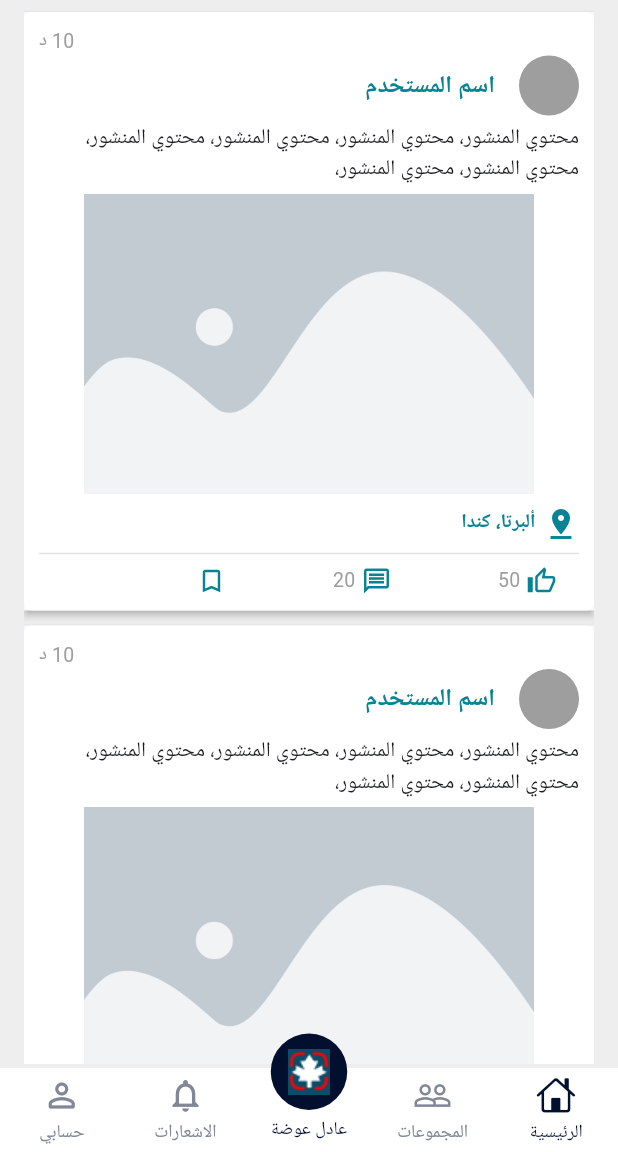
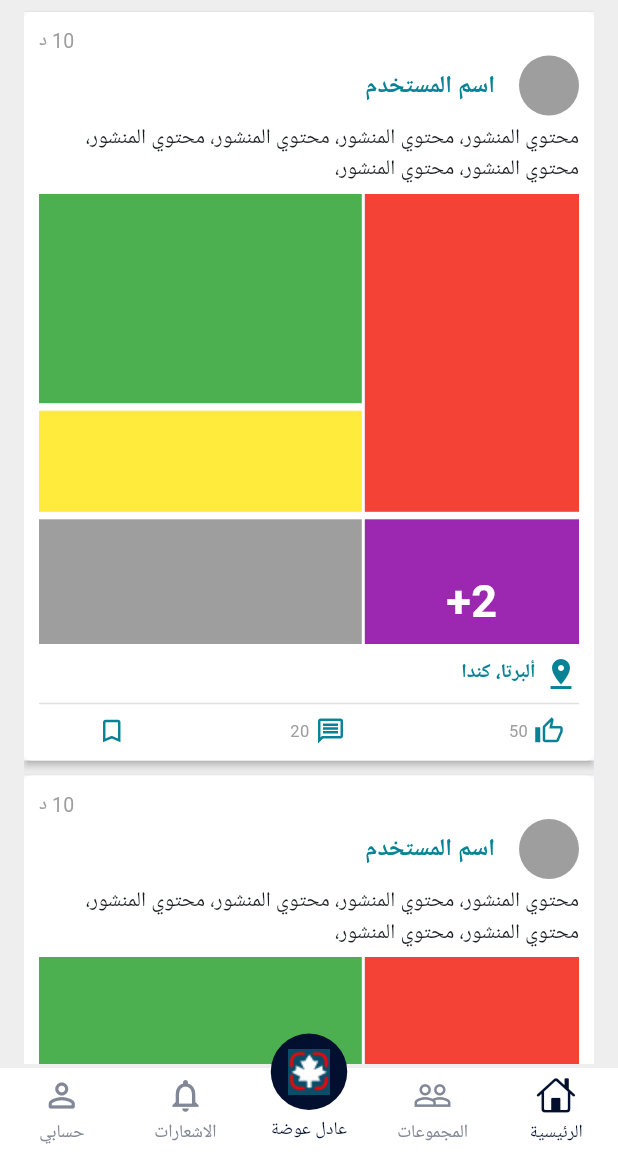
Before and after one commit to shehab-eldein/CALife, a Flutter app: the screen it shows after launch, on a phone screen of 412 x 824 dp, the part 84-1236 px from its top. Run offline on Flutter 3.47's test engine with Material 2 defaults, Android fonts, the phone set to English and light mode, and no system bars; drawn by our look-alikes of persistent_bottom_nav_bar; our stand-ins replace custom_sliding_segmented_control, flutter_screenutil, intl_phone_field, rounded_loading_button, toggle_switch; missing offline and left inert: app_tracking_transparency, dart:ffi, flutter_bootstrap5; generated files the repository leaves out were written again.

Commit message:
Group View

```diff
--- a/lib/Helper/Constants.dart
+++ b/lib/Helper/Constants.dart
@@ -3,7 +3,7 @@ import 'dart:ui';
 class appDesign {
 
   static const colorPrimary=Color(0xff030F2E);
-  static const colorPrimaryDark=Color(0xff213e60);
+  static const colorPrimaryDark=Color(0xff0A4D68);
   static const colorPrimaryLight=Color(0xfff6f6f6);
   static const colorAccent=Color(0xff088395);
   static const colorUnhighlighted=Color(0xff818796);
--- a/lib/Views/Shared/BottomNavigation.dart
+++ b/lib/Views/Shared/BottomNavigation.dart
@@ -10,7 +10,6 @@ import 'package:persistent_bottom_nav_bar/persistent_tab_view.dart';
 import 'package:flutter_gen/gen_l10n/app_localizations.dart';
 import 'package:flutter/foundation.dart';
 
-import '../GroupsView.dart';
 
 class BottomNavigation extends StatelessWidget {
 
@@ -72,7 +71,7 @@ class BottomNavigation extends StatelessWidget {
         GroupsTabsView(),
         GroupsTabsView(),
         GroupsTabsView(),
-        GroupsTabsView()
+      LoginView()
 
       ];
     }
--- a/lib/Views/Shared/InteractiveIcon.dart
+++ b/lib/Views/Shared/InteractiveIcon.dart
@@ -24,7 +24,7 @@ class InteractiveIcon extends StatelessWidget {
             color: Colors.grey,
 
             fontWeight: FontWeight.normal,
-            fontSize: 13,
+            fontSize: 11,
           ),
         ),
 
--- a/lib/Views/Shared/postWidget.dart
+++ b/lib/Views/Shared/postCard.dart
@@ -5,6 +5,7 @@ import 'package:flutter/services.dart';
 import 'package:intl_phone_field/country_picker_dialog.dart';
 import 'package:intl_phone_field/intl_phone_field.dart';
 import 'package:canadianslife/Helper/Constants.dart';
+import 'package:flutter_staggered_grid_view/flutter_staggered_grid_view.dart';
 
 
 class Post extends StatefulWidget {
@@ -82,12 +83,82 @@ class _PostState extends State<Post> {
               ),
               //todo handel many image case
               Container(
-                height: 200,
+                height: 300,
                 width: double.infinity,
 
-                child: Image(
-                    image: AssetImage("images/placeholder.png")
+                child: StaggeredGrid.count(
+                  crossAxisCount: 5,
+                  mainAxisSpacing: 5,
+                  crossAxisSpacing: 2,
+                  children:  [
+                    StaggeredGridTile.count(
+                      crossAxisCellCount: 2,
+                      mainAxisCellCount: 3,
+                      child: GestureDetector(
+                        child: Container(
+                          color: Colors.red,
+
+
+                        ),
+                        onTap: () {
+                          print("Click on red one");
+                        },
+
+                      ),
+                    ),
+                    StaggeredGridTile.count(
+                      crossAxisCellCount: 3,
+                      mainAxisCellCount: 2,
+                      child: Container(
+                        color: Colors.green,
+                      ),
+                    ),
+                    StaggeredGridTile.count(
+                      crossAxisCellCount: 3,
+                      mainAxisCellCount: 1,
+                      child: Container(
+                        color: Colors.yellow,
+                      ),
+                    ),
+                    StaggeredGridTile.count(
+                      crossAxisCellCount: 2,
+                      mainAxisCellCount: 2,
+                      child: Container(
+                        color: Colors.purple,
+                        child:  Stack(
+                          children: [
+
+                            Padding(
+                              padding: EdgeInsets.fromLTRB(0, 0, 0, 30),
+                              child: Center(
+                                child: Text(
+                                  "2+",
+                                  style: TextStyle(
+
+                                    color: Colors.white,
+                                    fontSize: 30,
+                                    fontWeight: FontWeight.bold,
+                                  ),
+                                ),
+                              ),
+                            )
+                          ],
+                        ),
+                      )
+
+                    ),
+                    StaggeredGridTile.count(
+                      crossAxisCellCount: 3,
+                      mainAxisCellCount: 2,
+                      child: Container(
+                        color: Colors.grey,
+                      ),
+                    ),
+                  ],
                 ),
+                // child: Image(
+                //     image: AssetImage("images/placeholder.png")
+                // ),
               ),
               Padding(
                 padding:const EdgeInsets.fromLTRB(0, 8, 0, 0) ,
@@ -116,12 +187,16 @@ class _PostState extends State<Post> {
 
 
               Padding(
-                padding: EdgeInsets.symmetric(horizontal: 15),
+                padding: EdgeInsets.symmetric(horizontal: 10),
                 child: Row(
                   children: [
+
                     Expanded(child: InteractiveIcon(icon: Icons.thumb_up_alt_outlined, text: "50")),
+                    Spacer(flex: 2,),
                     Expanded(child: InteractiveIcon(icon: Icons.message_outlined, text: "20")),
+                    Spacer(flex: 2,),
                     Expanded(child: InteractiveIcon(icon: Icons.bookmark_border_outlined, text: "")),
+
 
 
                   ],
--- a/lib/Views/login.dart
+++ b/lib/Views/login.dart
@@ -1,5 +1,6 @@
 import 'package:canadianslife/Extinsions/extensions.dart';
 import 'package:canadianslife/Views/Shared/CustomLoadingButton.dart';
+import 'package:canadianslife/Views/signup.dart';
 import 'package:canadianslife/Views/splash.dart';
 import 'package:flutter/material.dart';
 import 'package:canadianslife/Views/Shared/authTextField.dart';
@@ -91,7 +92,7 @@ class _LoginState extends State<LoginView> {
                   ),
                   TextButton(
                     onPressed: () {
-                      context.navigateTo(SplashView());
+                      context.navigateTo(SignUpView());
                     },
                     child: Text("ليس لديك حساب؟",
                         style: const TextStyle(
--- a/lib/Views/postView.dart
+++ b/lib/Views/postView.dart
@@ -1,4 +1,4 @@
-import 'package:canadianslife/Views/Shared/postWidget.dart';
+import 'package:canadianslife/Views/Shared/postCard.dart';
 import 'package:flutter/material.dart';
 
 import '../Managers/LayoutManager.dart';
--- a/lib/main.dart
+++ b/lib/main.dart
@@ -3,10 +3,11 @@ import 'package:flutter/material.dart';
 import 'package:flutter_bootstrap5/flutter_bootstrap5.dart';
 import 'package:flutter_localizations/flutter_localizations.dart';
 import 'package:canadianslife/Helper/Constants.dart';
-import 'Views/GroupsView.dart';
 import 'Views/Shared/BottomNavigation.dart';
 import 'Views/Shared/appBar.dart';
 import 'package:flutter_gen/gen_l10n/app_localizations.dart';
+
+import 'Views/onBoarding.dart';
 
 void main() {
   runApp(const MyApp());
--- a/pubspec.yaml
+++ b/pubspec.yaml
@@ -48,6 +48,7 @@ dependencies:
   intl_phone_field: ^3.2.0
   toggle_switch: ^2.1.0
   rounded_loading_button: ^2.1.0
+  flutter_staggered_grid_view:
 
 
 dev_dependencies:
```
Also changed, not shown: lib/Views/GroupsTabsView.dart (+137 -77 lines), lib/Views/GroupsView.dart (deleted, +0 -117 lines), lib/Views/Shared/CustomTextButton.dart (+22 -11 lines), lib/Views/Shared/groupCard.dart (added, +174 -0 lines), lib/Views/onBoarding.dart (+5 -4 lines), pubspec.lock.
